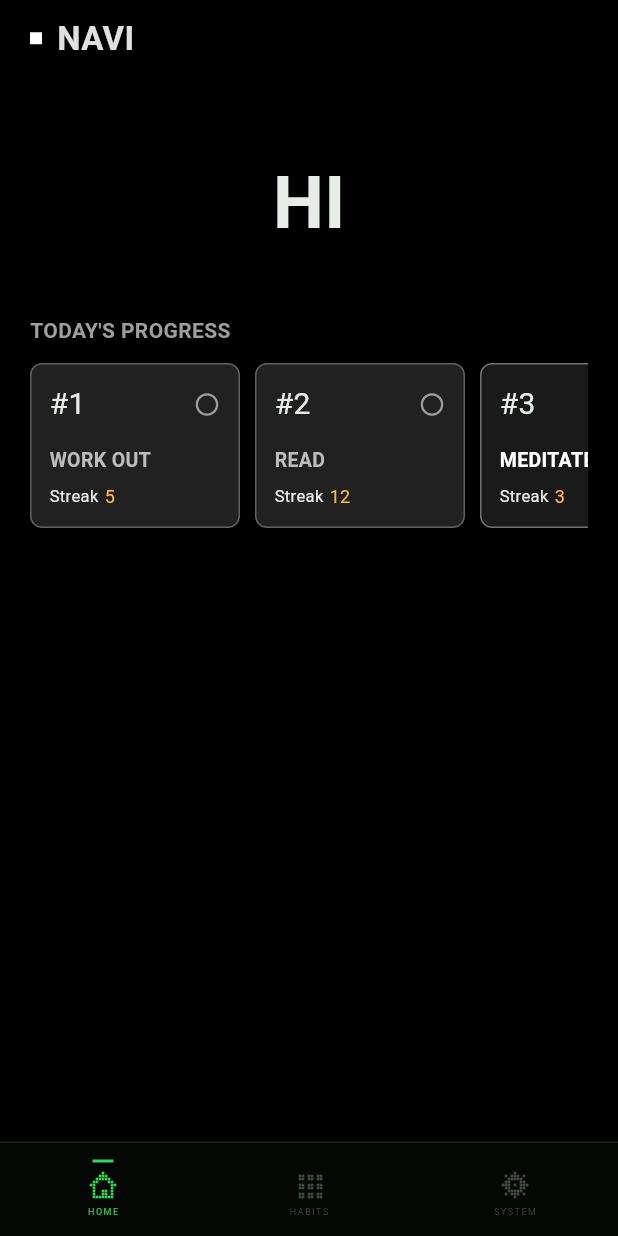
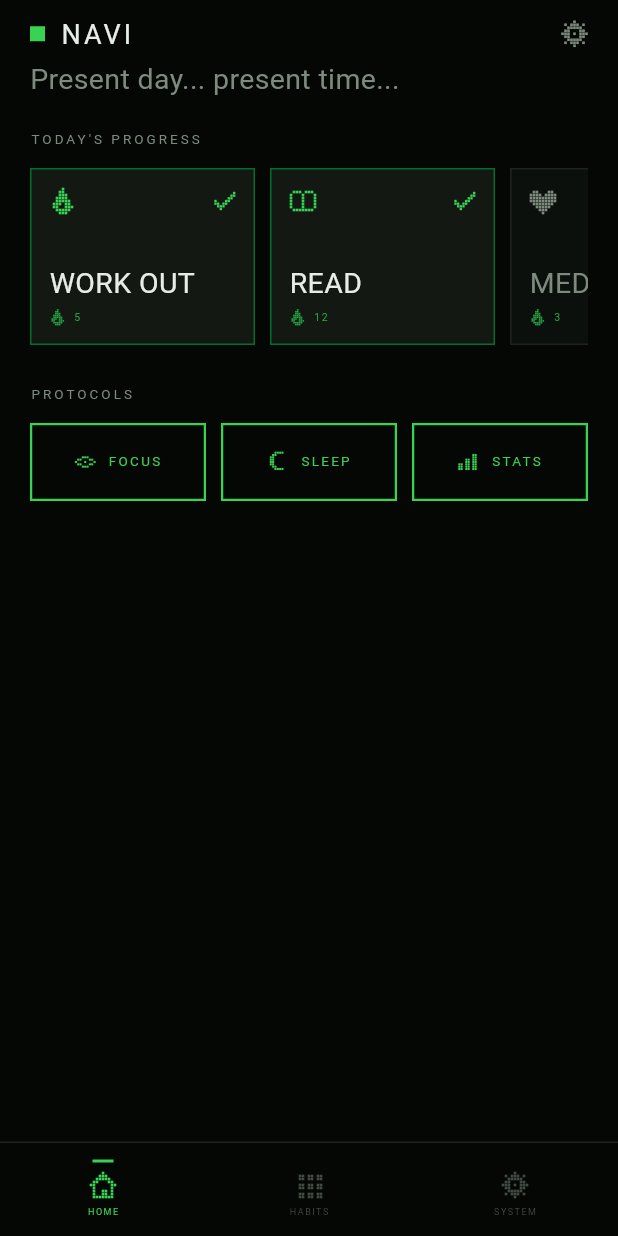
Before and after one commit to notwewnothing/Navi, a Flutter app: the screen it shows after launch, on a phone screen of 412 x 824 dp. Run offline on Flutter 3.47's test engine with Material 3 defaults, Android fonts, the phone set to English and light mode, and no system bars; Roboto replaces fonts that are missing (PixelDisplay, Terminal).

Commit message:
Home Screen UI changed

```diff
--- a/lib/screens/home/home_screen.dart
+++ b/lib/screens/home/home_screen.dart
@@ -1,71 +1,102 @@
 import 'package:flutter/material.dart';
+
+import '../../theme/palette.dart';
+import '../../widgets/pixel_icons.dart';
 
 class HomeScreen extends StatelessWidget {
   const HomeScreen({super.key});
 
   @override
   Widget build(BuildContext context) {
+    final p = context.palette;
+
     return Scaffold(
-      backgroundColor: Colors.black,
+      backgroundColor: p.bg,
       body: SafeArea(
         child: ListView(
           padding: const EdgeInsets.fromLTRB(20, 10, 20, 28),
           children: [
+            // ---- header ----
             Row(
               children: [
-                Container(width: 8, height: 8, color: Colors.white),
+                Row(
+                  mainAxisSize: MainAxisSize.min,
+                  children: [
+                    Container(width: 10, height: 10, color: p.accent),
                     const SizedBox(width: 10),
-                Text(
-                  'NAVI',
-                  style: TextStyle(
-                    fontSize: 22,
-                    fontWeight: FontWeight.bold,
-                    color: Colors.grey.shade300,
-                  ),
-                ),
+                    Text('NAVI', style: p.logo),
                   ],
                 ),
-            const SizedBox(height: 60),
-            const Center(
-              child: Text(
-                'HI',
-                style: TextStyle(
-                  fontSize: 48,
-                  fontWeight: FontWeight.bold,
+                const Spacer(),
+                PixelIcon(Px.gear, color: p.textDim, size: 18),
+              ],
             ),
+            const SizedBox(height: 6),
+            Text(
+              "Present day... present time...",
+              style: p.quote,
             ),
-            ),
-            const SizedBox(height: 40),
-            Text(
-              "TODAY'S PROGRESS",
-              style: TextStyle(
-                fontSize: 14,
-                fontWeight: FontWeight.w600,
-                color: Colors.grey.shade500,
-              ),
-            ),
+            const SizedBox(height: 22),
+
+            // ---- today's progress ----
+            Text("TODAY'S PROGRESS", style: p.h2),
             const SizedBox(height: 12),
             SizedBox(
-              height: 110,
+              height: 118,
               child: ListView.separated(
                 scrollDirection: Axis.horizontal,
                 itemCount: 3,
                 separatorBuilder: (_, _) => const SizedBox(width: 10),
                 itemBuilder: (context, i) {
-                  final habits = [
-                    ('Work Out', '#1', 5),
-                    ('Read', '#2', 12),
-                    ('Meditate', '#3', 3),
+                  final items = [
+                    (Px.flame, 'WORK OUT', 5, true),
+                    (Px.book, 'READ', 12, true),
+                    (Px.heart, 'MEDITATE', 3, false),
                   ];
-                  final (name, icon, streak) = habits[i];
+                  final (icon, name, streak, done) = items[i];
                   return _HabitCard(
                     icon: icon,
                     name: name,
                     streak: streak,
-                    done: i == 2,
+                    done: done,
                   );
                 },
               ),
+            ),
+            const SizedBox(height: 26),
+
+            // ---- quick actions ----
+            Text('PROTOCOLS', style: p.h2),
+            const SizedBox(height: 12),
+            Row(
+              children: [
+                Expanded(
+                  child: _ActionButton(
+                    label: 'FOCUS',
+                    glyph: Px.eye,
+                    color: p.accent,
+                    onTap: () {},
+                  ),
+                ),
+                const SizedBox(width: 10),
+                Expanded(
+                  child: _ActionButton(
+                    label: 'SLEEP',
+                    glyph: Px.moon,
+                    color: p.accent,
+                    onTap: () {},
+                  ),
+                ),
+                const SizedBox(width: 10),
+                Expanded(
+                  child: _ActionButton(
+                    label: 'STATS',
+                    glyph: Px.chart,
+                    color: p.accent,
+                    onTap: () {},
+                  ),
+                ),
+              ],
             ),
           ],
         ),
@@ -75,11 +106,6 @@ class HomeScreen extends StatelessWidget {
 }
 
 class _HabitCard extends StatelessWidget {
-  final String icon;
-  final String name;
-  final int streak;
-  final bool done;
-
   const _HabitCard({
     required this.icon,
     required this.name,
@@ -87,57 +113,118 @@ class _HabitCard extends StatelessWidget {
     required this.done,
   });
 
+  final PixelGlyph icon;
+  final String name;
+  final int streak;
+  final bool done;
+
   @override
   Widget build(BuildContext context) {
-    return Container(
-      width: 140,
+    final p = context.palette;
+    return SizedBox(
+      width: 150,
+      child: Container(
         padding: const EdgeInsets.all(12),
         decoration: BoxDecoration(
-        color: done ? Colors.white.withValues(alpha: 0.1) : Colors.grey.shade900,
-        borderRadius: BorderRadius.circular(8),
-        border: Border.all(
-          color: done ? Colors.white38 : Colors.grey.shade700,
-        ),
+          color: done ? p.panelHi : p.panel,
+          border: Border.all(color: done ? p.accentDim : p.border),
         ),
         child: Column(
           crossAxisAlignment: CrossAxisAlignment.start,
           children: [
             Row(
               children: [
-              Text(icon, style: const TextStyle(fontSize: 20)),
+                PixelIcon(icon, color: done ? p.accent : p.textDim, size: 18),
                 const Spacer(),
-              Icon(
-                done ? Icons.check_circle : Icons.circle_outlined,
-                color: done ? Colors.white : Colors.grey,
-                size: 18,
+                PixelIcon(
+                  done ? Px.check : Px.circle,
+                  color: done ? p.accent : p.textGhost,
+                  size: 16,
                 ),
               ],
             ),
             const Spacer(),
             Text(
-            name.toUpperCase(),
+              name,
+              maxLines: 2,
+              overflow: TextOverflow.ellipsis,
               style: TextStyle(
-              fontSize: 13,
-              fontWeight: FontWeight.w600,
-              color: done ? Colors.white : Colors.grey.shade400,
+                fontFamily: kFontTerminal,
+                fontSize: 19,
+                height: 1.05,
+                color: done ? p.text : p.textDim,
               ),
             ),
-          const SizedBox(height: 6),
+            const SizedBox(height: 7),
             Row(
               children: [
-              Text('Streak', style: TextStyle(fontSize: 11)),
-              const SizedBox(width: 4),
+                PixelIcon(
+                  Px.flame,
+                  color: streak > 0 ? p.accentMid : p.textGhost,
+                  size: 11,
+                ),
+                const SizedBox(width: 5),
                 Text(
                   '$streak',
-                style: TextStyle(
-                  fontSize: 12,
-                  color: streak > 0 ? Colors.orange.shade300 : Colors.grey,
+                  style: p.label.copyWith(
+                    color: streak > 0 ? p.accentMid : p.textGhost,
                   ),
                 ),
               ],
             ),
           ],
         ),
+      ),
     );
   }
 }
+
+class _ActionButton extends StatelessWidget {
+  const _ActionButton({
+    required this.label,
+    required this.glyph,
+    required this.color,
+    required this.onTap,
+  });
+
+  final String label;
+  final PixelGlyph glyph;
+  final Color color;
+  final VoidCallback onTap;
+
+  @override
+  Widget build(BuildContext context) {
+    return GestureDetector(
+      onTap: onTap,
+      child: Container(
+        height: 52,
+        padding: const EdgeInsets.symmetric(horizontal: 12),
+        decoration: BoxDecoration(
+          border: Border.all(color: color, width: 1.5),
+        ),
+        child: Row(
+          mainAxisAlignment: MainAxisAlignment.center,
+          children: [
+            PixelIcon(glyph, color: color, size: 14),
+            const SizedBox(width: 8),
+            Flexible(
+              child: FittedBox(
+                fit: BoxFit.scaleDown,
+                child: Text(
+                  label,
+                  style: TextStyle(
+                    fontFamily: kFontPixel,
+                    fontSize: 9,
+                    letterSpacing: 1.5,
+                    color: color,
+                    height: 1.2,
+                  ),
+                ),
+              ),
+            ),
+          ],
+        ),
+      ),
+    );
+  }
+}
```
Also changed, not shown: 1 other file. Lines whose indentation alone changed are shown as unchanged.
